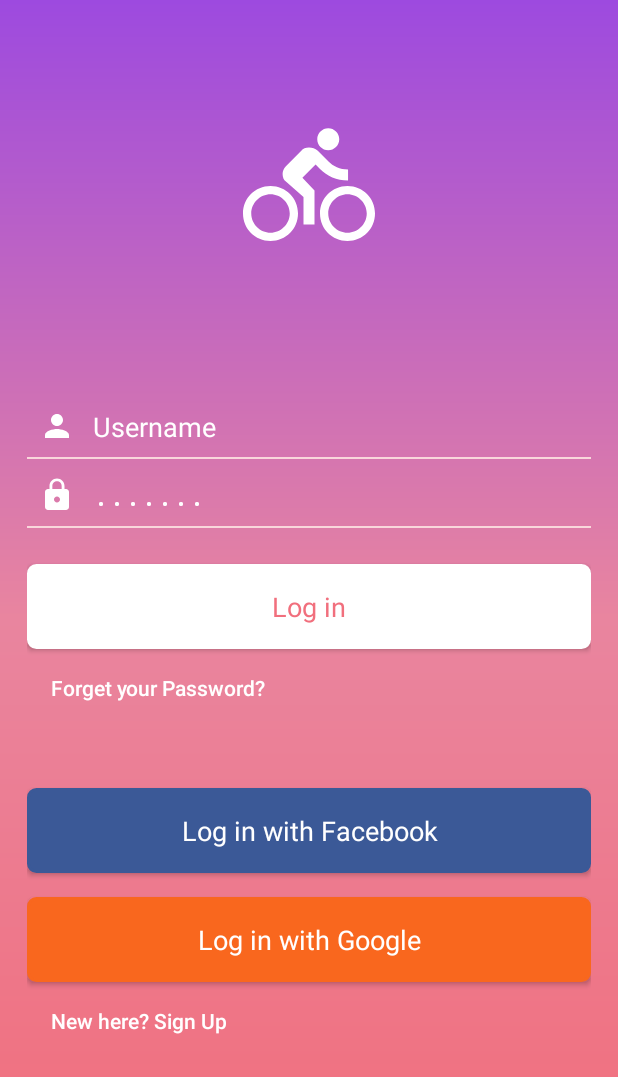
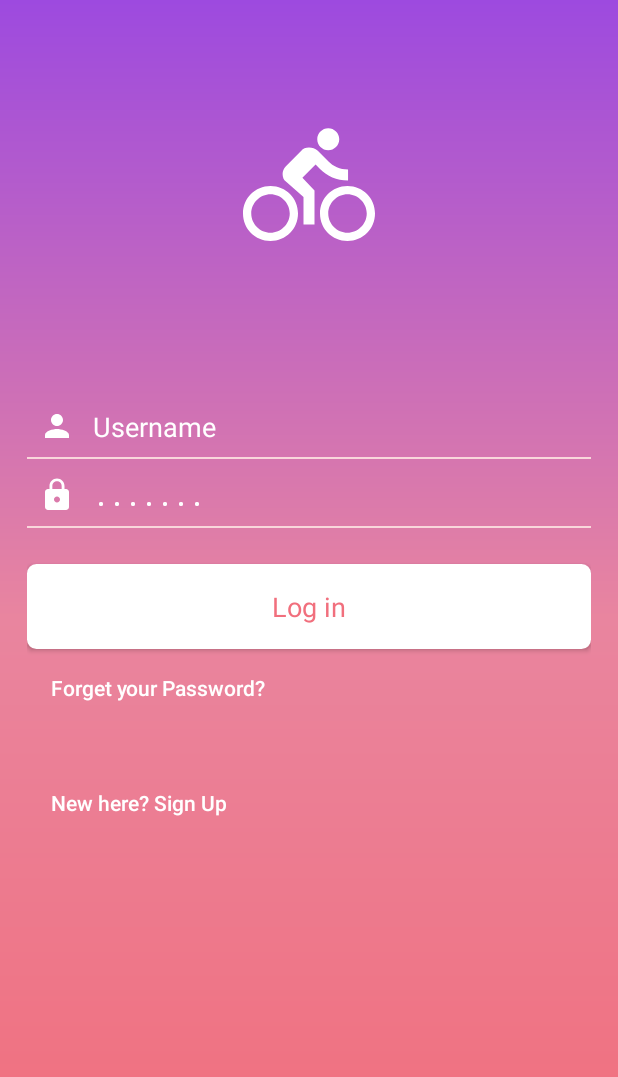
Before and after one commit to arunstop/Wartajazz, an Android app: the screen it shows after launch (LoginActivity), on a phone screen of 412 x 824 dp. Shown: the top 1077 px of the screen. Run offline under Robolectric (Android 15) with nearby library versions, the phone set to English and light mode, and no system bars.

Commit message:
init retrofit for login

```diff
--- /dev/null
+++ b/app/src/main/java/com/bimo/wartajazz/storage/SharedPrefManager.java
@@ -0,0 +1,67 @@
+package com.bimo.wartajazz.storage;
+
+import android.content.Context;
+import android.content.SharedPreferences;
+
+import com.bimo.wartajazz.models.User;
+
+
+public class SharedPrefManager {
+
+    private static final String SHARED_PREF_NAME = "my_shared_preff";
+
+    private static SharedPrefManager mInstance;
+    private Context mCtx;
+
+    private SharedPrefManager(Context mCtx) {
+        this.mCtx = mCtx;
+    }
+
+
+    public static synchronized SharedPrefManager getInstance(Context mCtx) {
+        if (mInstance == null) {
+            mInstance = new SharedPrefManager(mCtx);
+        }
+        return mInstance;
+    }
+
+
+    public void saveUser(User user) {
+
+        SharedPreferences sharedPreferences = mCtx.getSharedPreferences(SHARED_PREF_NAME, Context.MODE_PRIVATE);
+        SharedPreferences.Editor editor = sharedPreferences.edit();
+
+        editor.putInt("id", user.getId());
+        editor.putString("email", user.getEmail());
+        editor.putString("fullname", user.getFullname());
+        editor.putString("phone", user.getPhone());
+        editor.putString("join_date", user.getJoin_date());
+
+        editor.apply();
+
+    }
+
+    public boolean isLoggedIn() {
+        SharedPreferences sharedPreferences = mCtx.getSharedPreferences(SHARED_PREF_NAME, Context.MODE_PRIVATE);
+        return sharedPreferences.getInt("id", -1) != -1;
+    }
+
+    public User getUser() {
+        SharedPreferences sharedPreferences = mCtx.getSharedPreferences(SHARED_PREF_NAME, Context.MODE_PRIVATE);
+        return new User(
+                sharedPreferences.getInt("id", -1),
+                sharedPreferences.getString("email", null),
+                sharedPreferences.getString("fullname", null),
+                sharedPreferences.getString("phone", null),
+                sharedPreferences.getString("join_date", null)
+        );
+    }
+
+    public void clear() {
+        SharedPreferences sharedPreferences = mCtx.getSharedPreferences(SHARED_PREF_NAME, Context.MODE_PRIVATE);
+        SharedPreferences.Editor editor = sharedPreferences.edit();
+        editor.clear();
+        editor.apply();
+    }
+
+}
--- a/app/src/main/res/layout/activity_login.xml
+++ b/app/src/main/res/layout/activity_login.xml
@@ -90,31 +90,31 @@
                 android:text="Forget your Password?"
                 android:textColor="#fff" />
 
-            <Button
-                style="@style/Base.TextAppearance.AppCompat.Body1"
-                android:layout_width="match_parent"
-                android:layout_height="wrap_content"
-                android:layout_marginTop="16dp"
-                android:background="@drawable/background_login_facebook"
-                android:clickable="true"
-                android:padding="16dp"
-                android:text="Log in with Facebook"
-                android:textAllCaps="false"
-                android:textColor="#fff"
-                android:textSize="18sp" />
+            <!--<Button-->
+                <!--style="@style/Base.TextAppearance.AppCompat.Body1"-->
+                <!--android:layout_width="match_parent"-->
+                <!--android:layout_height="wrap_content"-->
+                <!--android:layout_marginTop="16dp"-->
+                <!--android:background="@drawable/background_login_facebook"-->
+                <!--android:clickable="true"-->
+                <!--android:padding="16dp"-->
+                <!--android:text="Log in with Facebook"-->
+                <!--android:textAllCaps="false"-->
+                <!--android:textColor="#fff"-->
+                <!--android:textSize="18sp" />-->
 
-            <Button
-                style="@style/Base.TextAppearance.AppCompat.Body1"
-                android:layout_width="match_parent"
-                android:layout_height="wrap_content"
-                android:layout_marginTop="16dp"
-                android:background="@drawable/background_login_google"
-                android:clickable="true"
-                android:padding="16dp"
-                android:text="Log in with Google"
-                android:textAllCaps="false"
-                android:textColor="#fff"
-                android:textSize="18sp" />
+            <!--<Button-->
+                <!--style="@style/Base.TextAppearance.AppCompat.Body1"-->
+                <!--android:layout_width="match_parent"-->
+                <!--android:layout_height="wrap_content"-->
+                <!--android:layout_marginTop="16dp"-->
+                <!--android:background="@drawable/background_login_google"-->
+                <!--android:clickable="true"-->
+                <!--android:padding="16dp"-->
+                <!--android:text="Log in with Google"-->
+                <!--android:textAllCaps="false"-->
+                <!--android:textColor="#fff"-->
+                <!--android:textSize="18sp" />-->
 
             <TextView
                 style="@style/TextAppearance.AppCompat.Body2"
--- a/app/src/main/res/layout/nav_header.xml
+++ b/app/src/main/res/layout/nav_header.xml
@@ -14,6 +14,7 @@
         android:src="@mipmap/ic_launcher_round" />
 
     <TextView
+        android:id="@+id/user-name"
         android:layout_width="wrap_content"
         android:layout_height="wrap_content"
         android:paddingTop="8dp"
@@ -21,6 +22,7 @@
         android:textAppearance="@style/TextAppearance.AppCompat.Body1" />
 
     <TextView
+        android:id="@+id/user-email"
         android:layout_width="wrap_content"
         android:layout_height="wrap_content"
         android:text="warta@jazz.com" />
```
Also changed, not shown: app/build.gradle (+12 -8 lines), app/src/main/AndroidManifest.xml (+8 -7 lines), app/src/main/java/com/bimo/wartajazz/LoginActivity.java (+80 -10 lines), app/src/main/java/com/bimo/wartajazz/MainActivity.java (+11 -0 lines), app/src/main/java/com/bimo/wartajazz/api/Api.java (added, +34 -0 lines), app/src/main/java/com/bimo/wartajazz/api/RetrofitClient.java (added, +55 -0 lines), app/src/main/java/com/bimo/wartajazz/models/LoginResponse.java (added, +26 -0 lines), app/src/main/java/com/bimo/wartajazz/models/SignupResponse.java (added, +20 -0 lines), app/src/main/java/com/bimo/wartajazz/models/User.java (added, +35 -0 lines).
